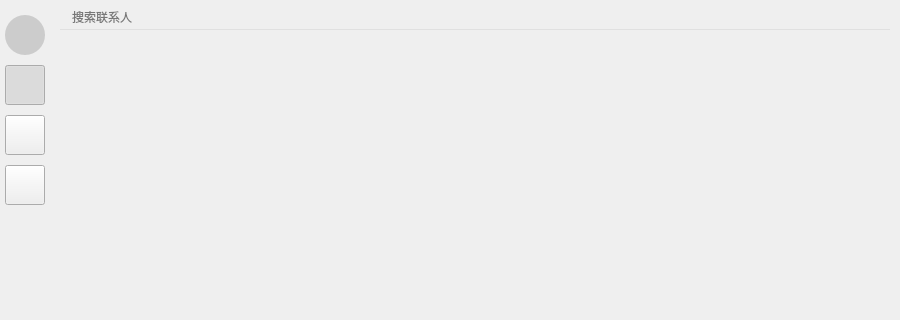
Old version of the form client/UChat/mainwindow.ui in the repository wellwei/UChat; both pictures show x 0 to 900 and y 0 to 320 of the 900 by 650 pixel window.
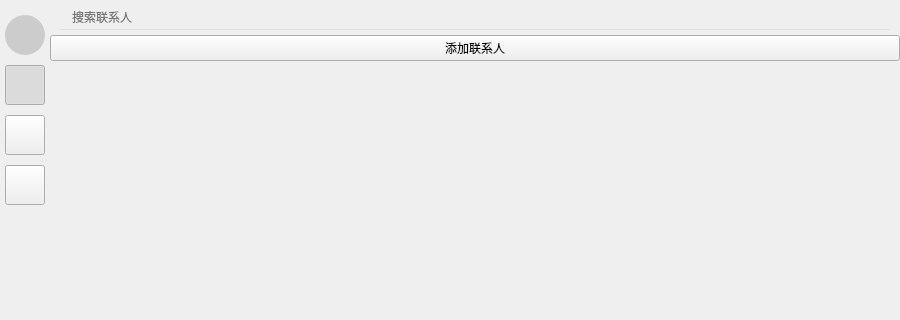
New version of the form. The open tabs and pages were chosen to show the change. Icons and pictures are not drawn.

What changed in the file:
```diff
--- a/client/UChat/mainwindow.ui
+++ b/client/UChat/mainwindow.ui
@@ -727,6 +727,17 @@
           </property>
          </widget>
         </item>
+        <item>
+         <widget class="QPushButton" name="addContactButton">
+          <property name="text">
+           <string>添加联系人</string>
+          </property>
+          <property name="icon">
+           <iconset>
+            <normaloff>:/icons/add_user.png</normaloff>:/icons/add_user.png</iconset>
+          </property>
+         </widget>
+        </item>
         <item>
          <widget class="QTreeView" name="contactsTreeView">
           <property name="styleSheet">
```
